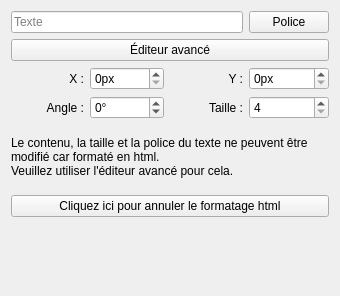
Qt form sources/ui/inditextpropertieswidget.ui (jolinjo/QET) before a commit.
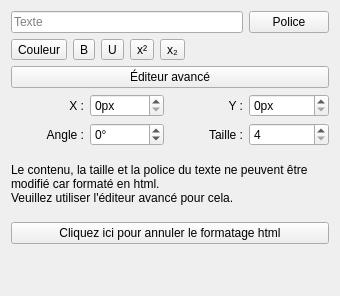
The same form after that commit.

Patch:
```diff
--- a/sources/ui/inditextpropertieswidget.ui
+++ b/sources/ui/inditextpropertieswidget.ui
@@ -14,7 +14,86 @@
    <string>Form</string>
   </property>
   <layout class="QGridLayout" name="gridLayout">
-   <item row="2" column="0">
+   <item row="1" column="0" colspan="4">
+    <layout class="QHBoxLayout" name="format_layout">
+     <item>
+      <widget class="QToolButton" name="m_color_pb">
+       <property name="toolTip">
+        <string>Couleur du texte</string>
+       </property>
+       <property name="text">
+        <string>Couleur</string>
+       </property>
+      </widget>
+     </item>
+     <item>
+      <widget class="QToolButton" name="m_bold_pb">
+       <property name="toolTip">
+        <string>Gras</string>
+       </property>
+       <property name="text">
+        <string notr="true">B</string>
+       </property>
+       <property name="checkable">
+        <bool>true</bool>
+       </property>
+      </widget>
+     </item>
+     <item>
+      <widget class="QToolButton" name="m_underline_pb">
+       <property name="toolTip">
+        <string>Souligné</string>
+       </property>
+       <property name="text">
+        <string notr="true">U</string>
+       </property>
+       <property name="checkable">
+        <bool>true</bool>
+       </property>
+      </widget>
+     </item>
+     <item>
+      <widget class="QToolButton" name="m_sup_pb">
+       <property name="toolTip">
+        <string>Exposant</string>
+       </property>
+       <property name="text">
+        <string notr="true">x²</string>
+       </property>
+       <property name="checkable">
+        <bool>true</bool>
+       </property>
+      </widget>
+     </item>
+     <item>
+      <widget class="QToolButton" name="m_sub_pb">
+       <property name="toolTip">
+        <string>Indice</string>
+       </property>
+       <property name="text">
+        <string notr="true">x₂</string>
+       </property>
+       <property name="checkable">
+        <bool>true</bool>
+       </property>
+      </widget>
+     </item>
+     <item>
+      <spacer name="format_spacer">
+       <property name="orientation">
+        <enum>Qt::Horizontal</enum>
+       </property>
+       <property name="sizeHint" stdset="0">
+        <size>
+         <width>0</width>
+         <height>0</height>
+        </size>
+       </property>
+      </spacer>
+     </item>
+    </layout>
+   </item>
+   <item row="3" column="0">
     <widget class="QLabel" name="label_2">
      <property name="text">
       <string>X :</string>
@@ -24,14 +103,14 @@
      </property>
     </widget>
    </item>
-   <item row="1" column="0" colspan="4">
+   <item row="2" column="0" colspan="4">
     <widget class="QPushButton" name="m_advanced_editor_pb">
      <property name="text">
       <string>Éditeur avancé</string>
      </property>
     </widget>
    </item>
-   <item row="3" column="2">
+   <item row="4" column="2">
     <widget class="QLabel" name="label_4">
      <property name="text">
       <string>Taille :</string>
@@ -41,7 +120,7 @@
      </property>
     </widget>
    </item>
-   <item row="3" column="0">
+   <item row="4" column="0">
     <widget class="QLabel" name="label_3">
      <property name="text">
       <string>Angle :</string>
@@ -51,7 +130,7 @@
      </property>
     </widget>
    </item>
-   <item row="2" column="1">
+   <item row="3" column="1">
     <widget class="QDoubleSpinBox" name="m_x_sb">
      <property name="suffix">
       <string>px</string>
@@ -64,7 +143,7 @@
      </property>
     </widget>
    </item>
-   <item row="6" column="0">
+   <item row="7" column="0">
     <spacer name="verticalSpacer">
      <property name="orientation">
       <enum>Qt::Vertical</enum>
@@ -77,7 +156,7 @@
      </property>
     </spacer>
    </item>
-   <item row="3" column="3">
+   <item row="4" column="3">
     <widget class="QSpinBox" name="m_size_sb">
      <property name="minimum">
       <number>4</number>
@@ -87,7 +166,7 @@
      </property>
     </widget>
    </item>
-   <item row="2" column="3">
+   <item row="3" column="3">
     <widget class="QDoubleSpinBox" name="m_y_sb">
      <property name="suffix">
       <string>px</string>
@@ -100,7 +179,7 @@
      </property>
     </widget>
    </item>
-   <item row="3" column="1">
+   <item row="4" column="1">
     <widget class="QDoubleSpinBox" name="m_angle_sb">
      <property name="wrapping">
       <bool>true</bool>
@@ -116,7 +195,7 @@
      </property>
     </widget>
    </item>
-   <item row="2" column="2">
+   <item row="3" column="2">
     <widget class="QLabel" name="label">
      <property name="text">
       <string>Y :</string>
@@ -126,7 +205,7 @@
      </property>
     </widget>
    </item>
-   <item row="4" column="0" colspan="4">
+   <item row="5" column="0" colspan="4">
     <widget class="QLabel" name="m_label">
      <property name="minimumSize">
       <size>
@@ -146,7 +225,7 @@
      </property>
     </widget>
    </item>
-   <item row="5" column="0" colspan="4">
+   <item row="6" column="0" colspan="4">
     <widget class="QPushButton" name="m_break_html_pb">
      <property name="text">
       <string>Cliquez ici pour annuler le formatage html</string>
```
